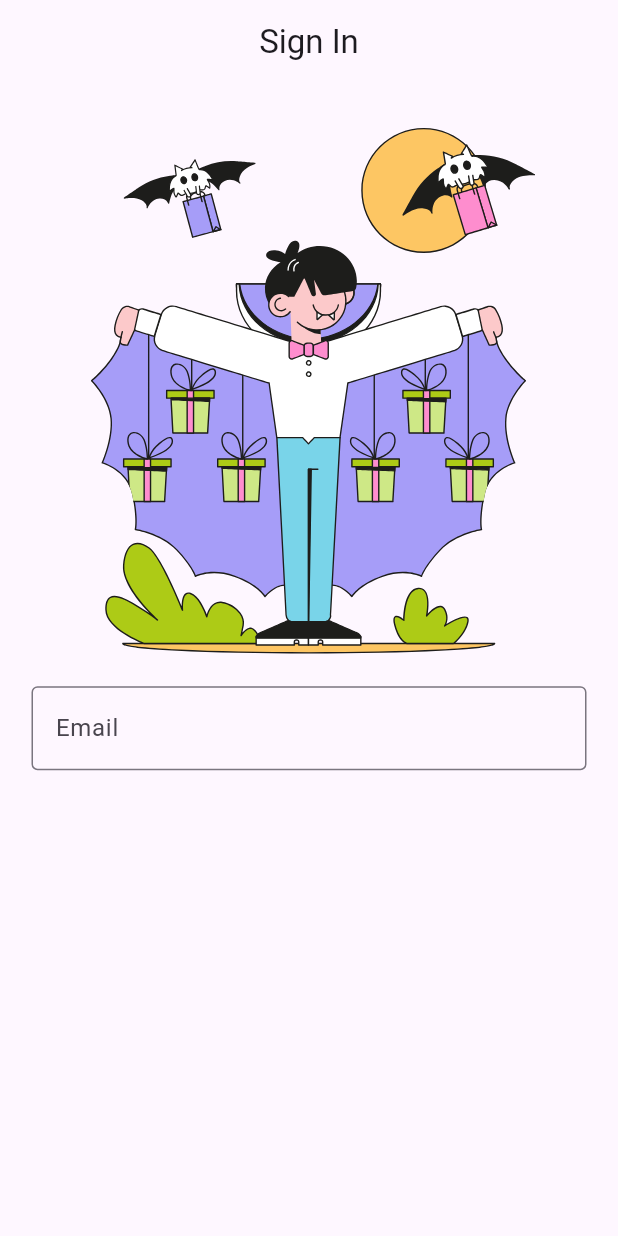
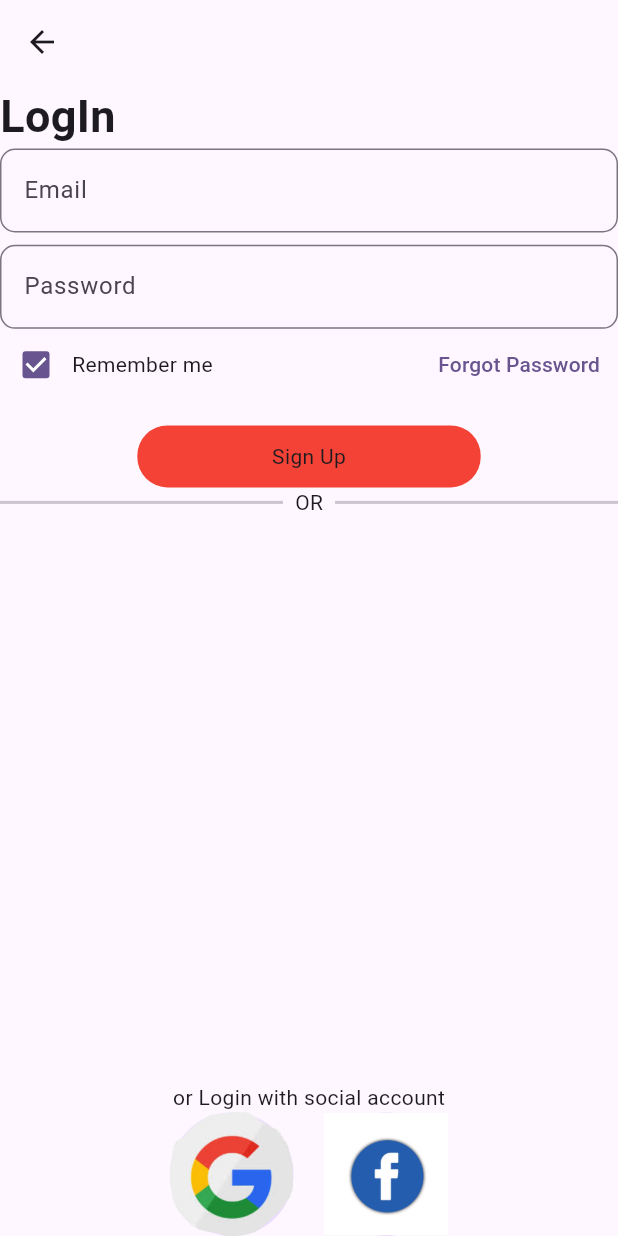
Before and after one commit to shahrahim414/Ecommerce, a Flutter app: the screen it shows after launch, on a phone screen of 412 x 824 dp. Run offline on Flutter 3.47's test engine with Material 3 defaults, Android fonts, the phone set to English and light mode, and no system bars; our stand-ins replace get, lottie.

Commit message:
Initial commit

```diff
--- a/lib/app_constant.dart
+++ b/lib/app_constant.dart
@@ -8,6 +8,27 @@ class AppConstant{
   static const color=Color(0XFF67F0AE);
   static const twoColor=Color(0X0ff7f0ae);
   static const  lightGreen = Color(0xFF4CAF50);
-  static const  Red = Color(0xFFF44336);
+  static const  red = Color(0xFFF44336);
+
+  static const pink = Color(0xFFE91E63);
+  static const purple = Color(0xFF9C27B0);
+  static const deepPurple = Color(0xFF673AB7);
+  static const indigo = Color(0xFF3F51B5);
+  static const blue = Color(0xFF2196F3);
+  static const lightBlue = Color(0xFF03A9F4);
+  static const cyan = Color(0xFF00BCD4);
+  static const teal = Color(0xFF009688);
+  static const green = Color(0xFF4CAF50);
+
+  static const lime = Color(0xFFCDDC39);
+  static const yellow = Color(0xFFFFEB3B);
+  static const amber = Color(0xFFFFC107);
+  static const deepOrange = Color(0xFFFF5722);
+  static const brown = Color(0xFF795548);
+  static const grey = Color(0xFF9E9E9E);
+  static const blueGrey = Color(0xFF607D8B);
 
 }
+class AppColors {
+
+}
--- a/lib/login_screen.dart
+++ b/lib/login_screen.dart
@@ -0,0 +1,85 @@
+import 'package:ecommerce_app/widget/widget.dart';
+import 'package:flutter/material.dart';
+import 'package:get/get.dart';
+
+import 'app_constant.dart';
+class LogInScreen extends StatefulWidget {
+  const LogInScreen({super.key});
+
+  @override
+  State<LogInScreen> createState() => _LogInScreenState();
+}
+
+class _LogInScreenState extends State<LogInScreen> {
+  @override
+  Widget build(BuildContext context) {
+    return Scaffold(
+      appBar: AppBar(
+        leading: IconButton(onPressed: (){}, icon:Icon(Icons.arrow_back)),
+
+      ),
+      body: Column(
+        children: [
+          Row(
+            children: [
+              Text('LogIn',style: TextStyle(fontWeight: FontWeight.bold, fontSize: 30),),
+            ],
+          ),
+          CustomTextField(label: 'Email'),
+          SizedBox(height: Get.height/100,),
+          CustomTextField(label: 'Password'),
+          Row(children: [
+            Checkbox(value: true, onChanged: (value){}),
+            Text('Remember me'),
+            Spacer(),
+            TextButton(onPressed: (){}, child: Text('Forgot Password'))
+          ],),
+          SizedBox(height: Get.height/50,),
+      Center(
+        child: InkWell(
+          onTap:(){},
+          child: Container(
+            width: Get.width/1.8,
+            height: Get.height/20,
+            decoration: BoxDecoration(color:AppConstant.red,
+                borderRadius: BorderRadius.circular(20)
+            ),
+            child: Center(child: Text('Sign Up')),
+          ),
+        ),
+      ),
+          Row(
+            children: [
+               Expanded(
+                child: Divider(thickness: 2),
+              ),
+              Padding(
+                padding: EdgeInsets.symmetric(horizontal: 8.0),
+                child: Text('OR'),
+              ),
+               Expanded(
+                child: Divider(thickness: 2),
+              ),
+            ],
+          ),
+          Spacer(),
+          Text('or Login with social account'),
+          Row(mainAxisAlignment: MainAxisAlignment.center,
+              children: [
+            InkWell(onTap: (){},
+              child: CircleAvatar(radius: Get.height/20,
+                child:Image.asset('assets/image/img_1.png') ,),
+            ),SizedBox(width: Get.width/20,),
+            InkWell(onTap: (){},
+              child: CircleAvatar(radius: Get.height/20,
+                child:Image.asset('assets/image/img_2.png') ,),
+            ),
+
+          ]),
+
+
+        ],
+      ),
+    );
+  }
+}
--- a/lib/main.dart
+++ b/lib/main.dart
@@ -1,5 +1,6 @@
 
-import 'package:ecommerce_app/signin_screen.dart';
+import 'package:ecommerce_app/login_screen.dart';
+
 
 import 'package:flutter/material.dart';
 import 'package:get/get_navigation/src/root/get_material_app.dart';
@@ -23,7 +24,7 @@ class MyApp extends StatelessWidget {
 
         colorScheme: ColorScheme.fromSeed(seedColor: Colors.deepPurple),
       ),
-      home:SignInScreen()
+      home:LogInScreen()
     );
   }
 }
--- a/lib/signin_screen.dart
+++ /dev/null
@@ -1,48 +0,0 @@
-import 'package:flutter/material.dart';
-import 'package:flutter_keyboard_visibility/flutter_keyboard_visibility.dart';
-import 'package:get/get.dart';
-import 'package:lottie/lottie.dart';
-
-class SignInScreen extends StatefulWidget {
-  const SignInScreen({super.key});
-
-  @override
-  State<SignInScreen> createState() => _SignInScreenState();
-}
-
-class _SignInScreenState extends State<SignInScreen> {
-  @override
-  Widget build(BuildContext context) {
-    return KeyboardVisibilityBuilder(
-      builder: (context, isKeyboardVisible) {
-        return Scaffold(
-          appBar: AppBar(title: Text('Sign In'), centerTitle: true),
-          body: Column(
-            children: [
-              if (!isKeyboardVisible)
-                Column(
-                  children: [
-                    Lottie.asset('assets/image/Animation - 1746695336192.json'),
-                  ],
-                ),
-              Container(
-                margin: EdgeInsets.symmetric(horizontal: 5.0),
-                width: Get.width,
-                child: Padding(
-                  padding: EdgeInsets.all(16.0),
-                  child: TextField(
-                    keyboardType: TextInputType.emailAddress,
-                    decoration: InputDecoration(
-                      labelText: 'Email',
-                      border: OutlineInputBorder(),
-                    ),
-                  ),
-                ),
-              ),
-            ],
-          ),
-        );
-      },
-    );
-  }
-}
--- a/lib/wellcome_screen.dart
+++ b/lib/wellcome_screen.dart
@@ -22,7 +22,7 @@ class _WellcomeScreenState extends State<WellcomeScreen> {
             'WellCome to app  ',
             style: TextStyle(
               fontWeight: FontWeight.bold,
-              color: AppConstant.Red,
+              color: AppConstant.red,
             ),
           ),
         ),
@@ -38,7 +38,7 @@ class _WellcomeScreenState extends State<WellcomeScreen> {
           Container(margin: EdgeInsets.only(top: 20),
             child: Text('Happy Shopping'),),
           SizedBox(height: Get.height/12,),
-          Container(decoration: BoxDecoration(color: AppConstant.Red,borderRadius: BorderRadius.circular(20),),
+          Container(decoration: BoxDecoration(color: AppConstant.red,borderRadius: BorderRadius.circular(20),),
 
             width: Get.width/1.2,
             height: Get.height/12,
@@ -46,7 +46,7 @@ class _WellcomeScreenState extends State<WellcomeScreen> {
             icon:Image.asset('assets/image/img.png')),
           ),
           SizedBox(height: Get.height/12,),
-          Container(decoration: BoxDecoration(color: AppConstant.Red,borderRadius: BorderRadius.circular(20),),
+          Container(decoration: BoxDecoration(color: AppConstant.red,borderRadius: BorderRadius.circular(20),),
 
             width: Get.width/1.2,
             height: Get.height/12,
--- a/lib/widget/widget.dart
+++ b/lib/widget/widget.dart
@@ -0,0 +1,19 @@
+import 'package:flutter/material.dart';
+
+class CustomTextField extends StatelessWidget {
+  final String label;
+
+  const CustomTextField({super.key, required this.label});
+
+  @override
+  Widget build(BuildContext context) {
+    return TextField(
+      decoration: InputDecoration(
+        labelText: label,
+        border: OutlineInputBorder(
+          borderRadius: BorderRadius.circular(10),
+        ),
+      ),
+    );
+  }
+}
--- a/pubspec.yaml
+++ b/pubspec.yaml
@@ -64,7 +64,7 @@ flutter:
   # To add assets to your application, add an assets section, like this:
   assets:
      - assets/image/
-  #   - images/a_dot_ham.jpeg
+     - assets/
 
   # An image asset can refer to one or more resolution-specific "variants", see
   # https://flutter.dev/to/resolution-aware-images
```
Also changed, not shown: lib/color.dart (+0 -22 lines), lib/signup_screen.dart (+61 -3 lines), lib/test.dart (added, +250 -0 lines), assets/image/img.png, assets/image/img_1.png (renamed from assets/img_1.png), assets/image/img_2.png (added), lib/home screen.dart (added).
